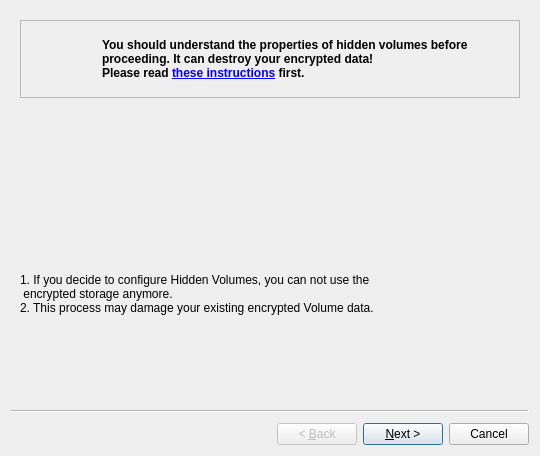
First picture: the form in nitropyapp/ui/storage.ui, repository daringer/nitropy-app, before the edit.
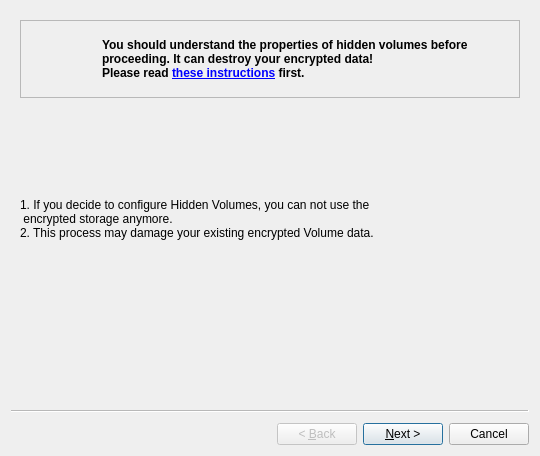
Second picture: the form after the edit. Icons and pictures are not drawn.

```diff
--- a/nitropyapp/ui/storage.ui
+++ b/nitropyapp/ui/storage.ui
@@ -131,7 +131,7 @@
       <property name="sizeHint" stdset="0">
        <size>
         <width>20</width>
-        <height>113</height>
+        <height>70</height>
        </size>
       </property>
      </spacer>
@@ -149,7 +149,7 @@
       </property>
      </spacer>
     </item>
-    <item row="5" column="0">
+    <item row="3" column="0">
      <widget class="QLabel" name="label_3">
       <property name="text">
        <string>1. If you decide to configure Hidden Volumes, you can not use the
```
